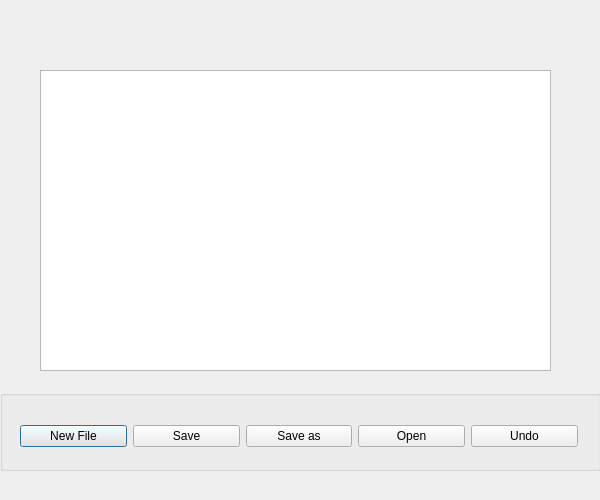
First picture: the form in studentmgapp/tchwindow.ui, repository kiromain/STMA, before the edit.
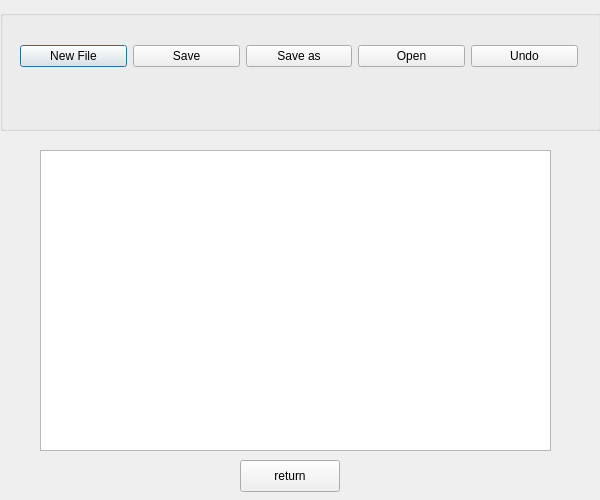
Second picture: the form after the edit.

Commit message: added qut buttons

```diff
--- a/studentmgapp/tchwindow.ui
+++ b/studentmgapp/tchwindow.ui
@@ -20,7 +20,7 @@
    <property name="geometry">
     <rect>
      <x>40</x>
-     <y>70</y>
+     <y>150</y>
      <width>511</width>
      <height>301</height>
     </rect>
@@ -33,9 +33,9 @@
    <property name="geometry">
     <rect>
      <x>0</x>
-     <y>390</y>
+     <y>10</y>
      <width>601</width>
-     <height>81</height>
+     <height>121</height>
     </rect>
    </property>
    <property name="styleSheet">
@@ -44,7 +44,7 @@
    <property name="title">
     <string/>
    </property>
-   <widget class="QWidget" name="">
+   <widget class="QWidget" name="layoutWidget">
     <property name="geometry">
      <rect>
       <x>20</x>
@@ -92,6 +92,19 @@
     </layout>
    </widget>
   </widget>
+  <widget class="QPushButton" name="return_button">
+   <property name="geometry">
+    <rect>
+     <x>240</x>
+     <y>460</y>
+     <width>100</width>
+     <height>32</height>
+    </rect>
+   </property>
+   <property name="text">
+    <string>return</string>
+   </property>
+  </widget>
  </widget>
  <resources/>
  <connections/>
```
The commit also changes 15 other files.
